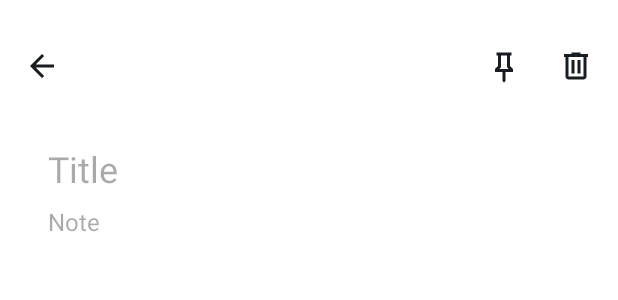
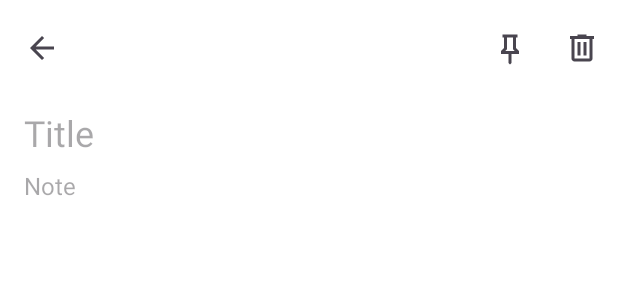
Before and after one commit to mbarker99/embark-notes, an Android app: the layout fragment_edit_note.xml on its own in the app's theme, with its tools: preview values and no code run, on a phone screen of 412 x 824 dp. Shown: the top 300 px of the screen. Run offline under Robolectric (Android 15) with nearby library versions, the light colour scheme and no system bars.

Commit message:
Add top app bar to EditNoteFragment. Add navigation drawer.

```diff
--- a/app/src/main/res/drawable/ic_back_arrow_24.xml
+++ b/app/src/main/res/drawable/ic_back_arrow_24.xml
@@ -2,6 +2,7 @@
     android:width="24dp"
     android:height="24dp"
     android:viewportWidth="960"
+    android:tint="?attr/colorControlNormal"
     android:viewportHeight="960">
     <path
         android:fillColor="@color/md_theme_onBackground"
--- a/app/src/main/res/drawable/ic_delete_24.xml
+++ b/app/src/main/res/drawable/ic_delete_24.xml
@@ -2,6 +2,7 @@
     android:width="24dp"
     android:height="24dp"
     android:viewportWidth="960"
+    android:tint="?attr/colorControlNormal"
     android:viewportHeight="960">
     <path
         android:fillColor="@color/md_theme_onBackground"
--- a/app/src/main/res/drawable/ic_pinned_24.xml
+++ b/app/src/main/res/drawable/ic_pinned_24.xml
@@ -2,6 +2,7 @@
     android:width="24dp"
     android:height="24dp"
     android:viewportWidth="960"
+    android:tint="?attr/colorControlNormal"
     android:viewportHeight="960">
     <path
         android:fillColor="@color/md_theme_onBackground"
--- a/app/src/main/res/drawable/ic_unpinned_24.xml
+++ b/app/src/main/res/drawable/ic_unpinned_24.xml
@@ -2,6 +2,7 @@
     android:width="24dp"
     android:height="24dp"
     android:viewportWidth="960"
+    android:tint="?attr/colorControlNormal"
     android:viewportHeight="960">
     <path
         android:fillColor="@color/md_theme_onBackground"
--- a/app/src/main/res/layout/fragment_edit_note.xml
+++ b/app/src/main/res/layout/fragment_edit_note.xml
@@ -1,58 +1,27 @@
 <?xml version="1.0" encoding="utf-8"?>
-<androidx.constraintlayout.widget.ConstraintLayout xmlns:android="http://schemas.android.com/apk/res/android"
+<androidx.coordinatorlayout.widget.CoordinatorLayout xmlns:android="http://schemas.android.com/apk/res/android"
     xmlns:app="http://schemas.android.com/apk/res-auto"
     xmlns:tools="http://schemas.android.com/tools"
     android:layout_width="match_parent"
     android:layout_height="match_parent"
-    android:paddingHorizontal="16dp"
-    android:paddingVertical="32dp"
     android:theme="@style/AppTheme"
     tools:context=".view.ui.fragment.EditNoteFragment">
 
-    <ImageView
-        android:id="@+id/iv_back_arrow"
-        android:layout_width="24dp"
-        android:layout_height="24dp"
-        android:src="@drawable/ic_back_arrow_24"
-        app:layout_constraintStart_toStartOf="parent"
-        app:layout_constraintTop_toTopOf="parent" />
-
-    <ImageView
-        android:id="@+id/iv_delete"
-        android:layout_width="24dp"
-        android:layout_height="24dp"
-        android:src="@drawable/ic_delete_24"
-        app:layout_constraintEnd_toEndOf="parent"
-        app:layout_constraintTop_toTopOf="parent" />
-
-    <ImageView
-        android:id="@+id/iv_pin"
-        android:layout_width="24dp"
-        android:layout_height="24dp"
-        android:layout_marginEnd="24dp"
-        android:src="@drawable/ic_unpinned_24"
-        app:layout_constraintEnd_toStartOf="@id/iv_delete"
-        app:layout_constraintTop_toTopOf="parent"
-
-        />
-
     <androidx.core.widget.NestedScrollView
         android:layout_width="match_parent"
-        android:layout_height="0dp"
-        android:layout_marginTop="16dp"
-        app:layout_constraintBottom_toBottomOf="parent"
-        app:layout_constraintTop_toBottomOf="@id/iv_back_arrow">
+        android:layout_height="match_parent"
+        android:paddingTop="?attr/actionBarSize"
+        app:layout_behavior="@string/searchbar_scrolling_view_behavior">
 
         <androidx.constraintlayout.widget.ConstraintLayout
             android:layout_width="match_parent"
-            android:layout_height="match_parent">
+            android:layout_height="match_parent"
+            android:layout_marginHorizontal="16dp">
 
             <EditText
                 android:id="@+id/et_note_title"
                 android:layout_width="match_parent"
                 android:layout_height="wrap_content"
-                android:layout_marginHorizontal="16dp"
-                android:layout_marginTop="16dp"
                 android:background="@null"
                 android:backgroundTint="@color/md_theme_primary"
                 android:hint="@string/title"
@@ -67,7 +36,6 @@
                 android:id="@+id/et_note_content"
                 android:layout_width="match_parent"
                 android:layout_height="wrap_content"
-                android:layout_marginHorizontal="16dp"
                 android:background="@null"
                 android:backgroundTint="@color/md_theme_primary"
                 android:gravity="start"
@@ -82,5 +50,19 @@
 
     </androidx.core.widget.NestedScrollView>
 
+    <com.google.android.material.appbar.AppBarLayout
+        android:layout_width="match_parent"
+        android:layout_height="wrap_content"
+        app:liftOnScroll="true">
 
-</androidx.constraintlayout.widget.ConstraintLayout>
+        <com.google.android.material.appbar.MaterialToolbar
+            android:id="@+id/top_app_bar"
+            android:layout_width="match_parent"
+            android:layout_height="wrap_content"
+            android:minHeight="?attr/actionBarSize"
+            app:menu="@menu/edit_note_top_bar"
+            app:navigationIcon="@drawable/ic_back_arrow_24" />
+
+    </com.google.android.material.appbar.AppBarLayout>
+
+</androidx.coordinatorlayout.widget.CoordinatorLayout>
--- /dev/null
+++ b/app/src/main/res/menu/edit_note_top_bar.xml
@@ -0,0 +1,14 @@
+<?xml version="1.0" encoding="utf-8"?>
+<menu xmlns:android="http://schemas.android.com/apk/res/android"
+    xmlns:app="http://schemas.android.com/apk/res-auto">
+    <item
+        android:id="@+id/pin"
+        android:icon="@drawable/ic_unpinned_24"
+        android:title="Pin"
+        app:showAsAction="ifRoom" />
+    <item
+        android:id="@+id/delete"
+        android:icon="@drawable/ic_delete_24"
+        android:title="Delete"
+        app:showAsAction="ifRoom" />
+</menu>
--- a/app/src/main/res/values/strings.xml
+++ b/app/src/main/res/values/strings.xml
@@ -13,4 +13,10 @@
     <string name="delete_note_positive_button">Delete</string>
     <string name="delete_note_negative_button">Cancel</string>
     <string name="searchbar_hint">Search your notes</string>
+
+    <string name="notes">Notes</string>
+    <string name="reminders">Reminders</string>
+    <string name="archived">Archived</string>
+    <string name="settings">Settings</string>
+    <string name="labels">Labels</string>
 </resources>
--- a/app/src/main/res/values/themes.xml
+++ b/app/src/main/res/values/themes.xml
@@ -1,5 +1,4 @@
 <resources>
-
     <style name="AppTheme" parent="Theme.Material3.Light.NoActionBar">
         <item name="colorPrimary">@color/md_theme_primary</item>
         <item name="colorOnPrimary">@color/md_theme_onPrimary</item>
@@ -12,5 +11,6 @@
         <item name="colorSurface">@color/md_theme_surface</item>
         <item name="colorOnSurface">@color/md_theme_onSurface</item>
         <item name="snackbarStyle">@style/Widget.Material3.Snackbar</item>
+        <item name="android:windowTranslucentStatus">true</item>
     </style>
 </resources>
```
Also changed, not shown: app/src/main/java/com/embark/notes/view/ui/fragment/EditNoteFragment.kt (+32 -19 lines), app/src/main/java/com/embark/notes/view/ui/fragment/NotesFragment.kt (+10 -0 lines), app/src/main/res/drawable/ic_archive_24.xml (added, +9 -0 lines), app/src/main/res/drawable/ic_notes_24.xml (added, +9 -0 lines), app/src/main/res/drawable/ic_reminder_24.xml (added, +9 -0 lines), app/src/main/res/drawable/ic_settings_24.xml (added, +9 -0 lines), app/src/main/res/layout/fragment_main.xml (+19 -2 lines), app/src/main/res/layout/header_navigation_drawer.xml (added, +18 -0 lines), app/src/main/res/menu/navigation_drawer.xml (added, +53 -0 lines).
